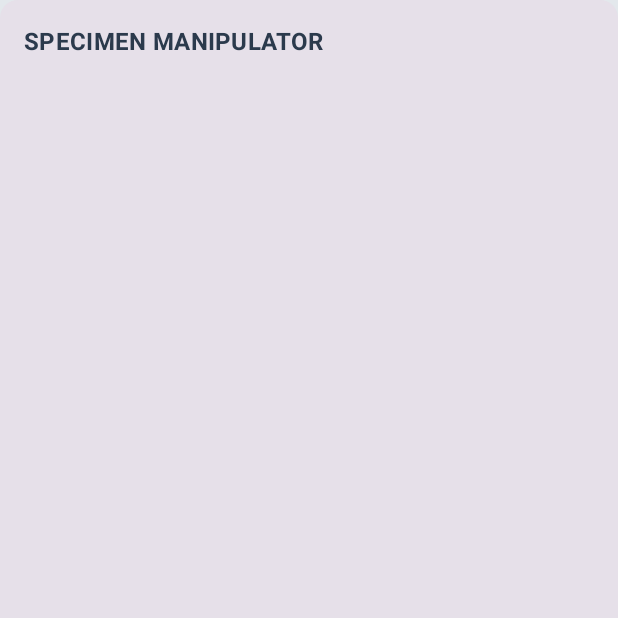
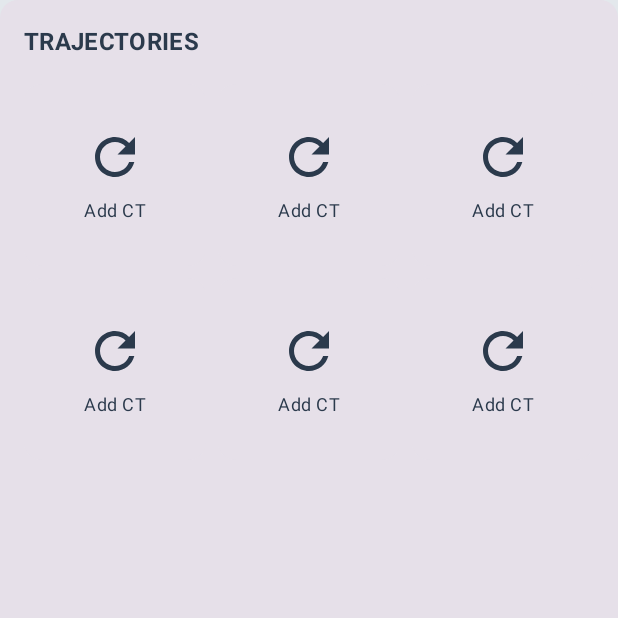
Before and after one commit to DennisHartstock/XTom, an Android app built with Jetpack Compose: the composable SpecimenManipulatorPanel shown on its own in the app's theme, on a phone screen of 412 x 824 dp, the top half of it. Run offline under Robolectric (Android 15) with nearby library versions, the phone set to English and light mode, and no system bars.

Commit message:
refactor: Update RightPanel to display Trajectories
The `RightPanel` in the `ClassicScreen` has been refactored to display a grid of "TRAJECTORIES" instead of the "SPECIMEN MANIPULATOR" placeholder.

This change introduces a new `TrajectoryCard` composable, which displays an icon and a name. The `RightPanel` now uses a 2x3 grid of these cards.

```diff
--- a/composeApp/src/commonMain/kotlin/org/example/project/ui/ClassicScreen.kt
+++ b/composeApp/src/commonMain/kotlin/org/example/project/ui/ClassicScreen.kt
@@ -6,14 +6,17 @@ import androidx.compose.foundation.layout.Box
 import androidx.compose.foundation.layout.Column
 import androidx.compose.foundation.layout.Row
 import androidx.compose.foundation.layout.Spacer
+import androidx.compose.foundation.layout.aspectRatio
 import androidx.compose.foundation.layout.fillMaxHeight
 import androidx.compose.foundation.layout.fillMaxSize
 import androidx.compose.foundation.layout.fillMaxWidth
 import androidx.compose.foundation.layout.height
 import androidx.compose.foundation.layout.padding
+import androidx.compose.foundation.layout.size
 import androidx.compose.foundation.layout.width
 import androidx.compose.material.icons.Icons
 import androidx.compose.material.icons.automirrored.filled.ArrowBack
+import androidx.compose.material.icons.filled.Refresh
 import androidx.compose.material3.Button
 import androidx.compose.material3.ButtonDefaults
 import androidx.compose.material3.Card
@@ -275,10 +278,44 @@ fun SpecimenManipulatorPanel(modifier: Modifier = Modifier) {
     Card(modifier = modifier.fillMaxHeight()) {
         Column(modifier = Modifier.fillMaxSize().padding(16.dp)) {
             Text(
-                "SPECIMEN MANIPULATOR",
+                "TRAJECTORIES",
                 style = MaterialTheme.typography.titleMedium,
                 fontWeight = FontWeight.Bold
             )
+            Spacer(modifier = Modifier.height(16.dp))
+            Column(verticalArrangement = Arrangement.spacedBy(8.dp)) {
+                Row(horizontalArrangement = Arrangement.spacedBy(8.dp)) {
+                    TrajectoryCard("Add CT", modifier = Modifier.weight(1f))
+                    TrajectoryCard("Add CT", modifier = Modifier.weight(1f))
+                    TrajectoryCard("Add CT", modifier = Modifier.weight(1f))
+                }
+                Row(horizontalArrangement = Arrangement.spacedBy(8.dp)) {
+                    TrajectoryCard("Add CT", modifier = Modifier.weight(1f))
+                    TrajectoryCard("Add CT", modifier = Modifier.weight(1f))
+                    TrajectoryCard("Add CT", modifier = Modifier.weight(1f))
+                }
+            }
+        }
+    }
+}
+
+@Composable
+fun TrajectoryCard(name: String, modifier: Modifier = Modifier) {
+    Card(
+        modifier = modifier.aspectRatio(1f)
+    ) {
+        Column(
+            modifier = Modifier.fillMaxSize().padding(8.dp),
+            horizontalAlignment = Alignment.CenterHorizontally,
+            verticalArrangement = Arrangement.Center
+        ) {
+            Icon(
+                imageVector = Icons.Default.Refresh, // Placeholder icon
+                contentDescription = name,
+                modifier = Modifier.size(40.dp)
+            )
+            Spacer(modifier = Modifier.height(8.dp))
+            Text(name, style = MaterialTheme.typography.bodySmall)
         }
     }
 }
```
